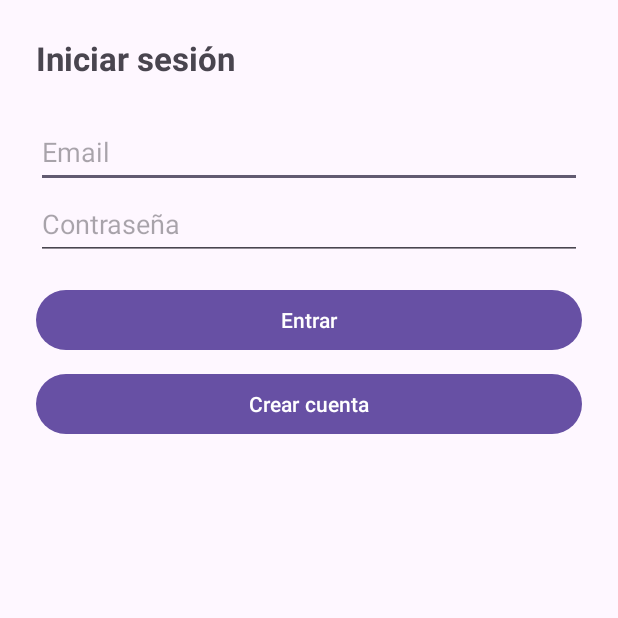
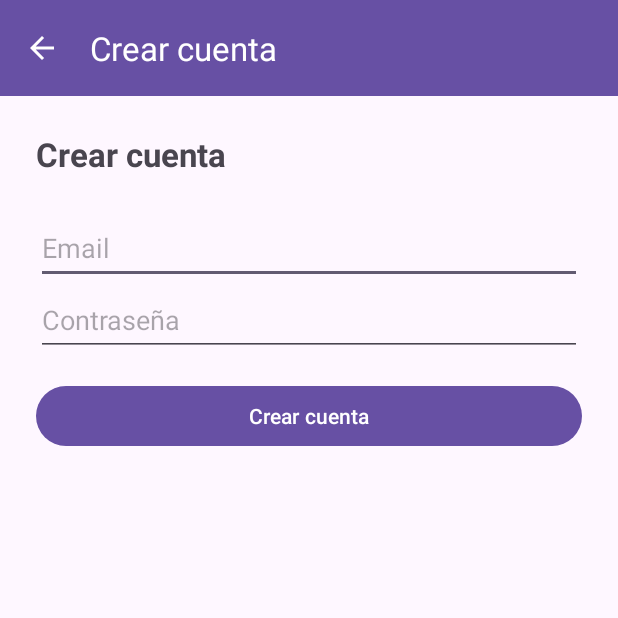
Before and after one commit to ironcharly/Agendify_Android, an Android app: the screen it shows after launch (LoginActivity before the commit, CrearCuentaActivity after it), after a tap on "Crear cuenta", on a phone screen of 412 x 824 dp, the top half of it. Run offline under Robolectric (Android 15) with nearby library versions, the phone set to English and light mode, and no system bars; our stand-ins replace Firebase (no records; nobody signed in at launch, a user with empty details on screens opened directly).

Commit message:
Se agrego pantalla para crear cuenta con Firebase Auth y corregimos logout

```diff
--- a/app/src/main/AndroidManifest.xml
+++ b/app/src/main/AndroidManifest.xml
@@ -29,6 +29,11 @@
             android:windowSoftInputMode="adjustResize" />
 
         <activity
+            android:name=".CrearCuentaActivity"
+            android:exported="false"
+            android:windowSoftInputMode="adjustResize" />
+
+        <activity
             android:name=".CrearTurnoActivity"
             android:exported="false"
             android:windowSoftInputMode="adjustResize" />
--- /dev/null
+++ b/app/src/main/java/com/example/agendify_android/CrearCuentaActivity.java
@@ -0,0 +1,98 @@
+package com.example.agendify_android;
+
+import android.content.Intent;
+import android.os.Bundle;
+import android.view.View;
+import android.widget.Button;
+import android.widget.EditText;
+import android.widget.ProgressBar;
+import android.widget.Toast;
+
+import androidx.appcompat.app.AppCompatActivity;
+
+import com.google.android.material.appbar.MaterialToolbar;
+import com.google.firebase.auth.FirebaseAuth;
+import com.google.firebase.auth.FirebaseAuthInvalidCredentialsException;
+import com.google.firebase.auth.FirebaseAuthUserCollisionException;
+import com.google.firebase.auth.FirebaseAuthWeakPasswordException;
+
+public class CrearCuentaActivity extends AppCompatActivity {
+
+    private EditText etEmail, etPassword;
+    private ProgressBar progressBar;
+    private Button btnCrearCuenta;
+    private FirebaseAuth auth;
+
+    @Override
+    protected void onCreate(Bundle savedInstanceState) {
+        super.onCreate(savedInstanceState);
+        setContentView(R.layout.activity_crear_cuenta);
+
+        MaterialToolbar toolbar = findViewById(R.id.toolbarRegistro);
+        setSupportActionBar(toolbar);
+        if (getSupportActionBar() != null) {
+            getSupportActionBar().setDisplayHomeAsUpEnabled(true);
+            getSupportActionBar().setTitle(R.string.titulo_crear_cuenta);
+        }
+        toolbar.setNavigationOnClickListener(v ->
+                getOnBackPressedDispatcher().onBackPressed());
+
+        auth = FirebaseAuth.getInstance();
+
+        etEmail = findViewById(R.id.etEmailRegistro);
+        etPassword = findViewById(R.id.etPasswordRegistro);
+        progressBar = findViewById(R.id.progressBarRegistro);
+        btnCrearCuenta = findViewById(R.id.btnCrearCuenta);
+
+        btnCrearCuenta.setOnClickListener(v -> registrar());
+    }
+
+    private void registrar() {
+        String email = etEmail.getText().toString().trim();
+        String pass = etPassword.getText().toString().trim();
+        if (email.isEmpty() || pass.isEmpty()) {
+            Toast.makeText(this, R.string.login_campos_vacios, Toast.LENGTH_SHORT).show();
+            return;
+        }
+        if (pass.length() < 6) {
+            Toast.makeText(this, R.string.error_datos_invalidos, Toast.LENGTH_SHORT).show();
+            return;
+        }
+        setLoading(true);
+        auth.createUserWithEmailAndPassword(email, pass)
+                .addOnCompleteListener(task -> {
+                    setLoading(false);
+                    if (task.isSuccessful()) {
+                        irAMain();
+                    } else {
+                        Toast.makeText(this, mensajeError(task.getException()), Toast.LENGTH_LONG).show();
+                    }
+                });
+    }
+
+    private String mensajeError(Exception exception) {
+        if (exception instanceof FirebaseAuthUserCollisionException) {
+            return getString(R.string.error_email_en_uso);
+        }
+        if (exception instanceof FirebaseAuthWeakPasswordException) {
+            return getString(R.string.error_password_debil);
+        }
+        if (exception instanceof FirebaseAuthInvalidCredentialsException) {
+            return getString(R.string.error_email_invalido);
+        }
+        if (exception != null && exception.getMessage() != null) {
+            return exception.getMessage();
+        }
+        return getString(R.string.error_registro);
+    }
+
+    private void setLoading(boolean loading) {
+        progressBar.setVisibility(loading ? View.VISIBLE : View.GONE);
+        btnCrearCuenta.setEnabled(!loading);
+    }
+
+    private void irAMain() {
+        startActivity(new Intent(this, MainActivity.class));
+        finish();
+    }
+}
--- a/app/src/main/java/com/example/agendify_android/LoginActivity.java
+++ b/app/src/main/java/com/example/agendify_android/LoginActivity.java
@@ -38,7 +38,7 @@ public class LoginActivity extends AppCompatActivity {
         btnRegistro = findViewById(R.id.btnRegistro);
 
         btnLogin.setOnClickListener(v -> login());
-        btnRegistro.setOnClickListener(v -> registrar());
+        btnRegistro.setOnClickListener(v -> irACrearCuenta());
     }
 
     private void login() {
@@ -60,33 +60,13 @@ public class LoginActivity extends AppCompatActivity {
                 });
     }
 
-    private void registrar() {
-        String email = etEmail.getText().toString().trim();
-        String pass = etPassword.getText().toString().trim();
-        if (email.isEmpty() || pass.isEmpty()) {
-            Toast.makeText(this, R.string.login_campos_vacios, Toast.LENGTH_SHORT).show();
-            return;
-        }
-        if (pass.length() < 6) {
-            Toast.makeText(this, R.string.error_datos_invalidos, Toast.LENGTH_SHORT).show();
-            return;
-        }
-        setLoading(true);
-        auth.createUserWithEmailAndPassword(email, pass)
-                .addOnCompleteListener(task -> {
-                    setLoading(false);
-                    if (task.isSuccessful()) {
-                        irAMain();
-                    } else {
-                        Toast.makeText(this, R.string.error_registro, Toast.LENGTH_LONG).show();
-                    }
-                });
-    }
-
     private void setLoading(boolean loading) {
         progressBar.setVisibility(loading ? View.VISIBLE : View.GONE);
         btnLogin.setEnabled(!loading);
-        btnRegistro.setEnabled(!loading);
+    }
+
+    private void irACrearCuenta() {
+        startActivity(new Intent(this, CrearCuentaActivity.class));
     }
 
     private void irAMain() {
--- a/app/src/main/java/com/example/agendify_android/MainActivity.java
+++ b/app/src/main/java/com/example/agendify_android/MainActivity.java
@@ -49,12 +49,12 @@ public class MainActivity extends AppCompatActivity {
     @Override
     protected void onCreate(Bundle savedInstanceState) {
         super.onCreate(savedInstanceState);
+        setContentView(R.layout.activity_main);
         findViewById(R.id.btnLogout).setOnClickListener(v -> {
             FirebaseAuth.getInstance().signOut();
             startActivity(new Intent(MainActivity.this, LoginActivity.class));
             finish();
         });
-        setContentView(R.layout.activity_main);
         setSupportActionBar(findViewById(R.id.toolbarPrincipal));
         setTitle(R.string.titulo_mis_turnos);
 
--- /dev/null
+++ b/app/src/main/res/layout/activity_crear_cuenta.xml
@@ -0,0 +1,66 @@
+<?xml version="1.0" encoding="utf-8"?>
+<LinearLayout xmlns:android="http://schemas.android.com/apk/res/android"
+    xmlns:app="http://schemas.android.com/apk/res-auto"
+    xmlns:tools="http://schemas.android.com/tools"
+    android:id="@+id/main"
+    android:layout_width="match_parent"
+    android:layout_height="match_parent"
+    android:orientation="vertical"
+    tools:context=".CrearCuentaActivity">
+
+    <com.google.android.material.appbar.MaterialToolbar
+        android:id="@+id/toolbarRegistro"
+        android:layout_width="match_parent"
+        android:layout_height="?attr/actionBarSize"
+        android:background="?attr/colorPrimary"
+        app:title="@string/titulo_crear_cuenta"
+        app:titleTextColor="@android:color/white"
+        app:navigationIconTint="@android:color/white" />
+
+    <LinearLayout
+        android:layout_width="match_parent"
+        android:layout_height="0dp"
+        android:layout_weight="1"
+        android:orientation="vertical"
+        android:padding="24dp"
+        android:gravity="center_horizontal">
+
+        <TextView
+            android:layout_width="match_parent"
+            android:layout_height="wrap_content"
+            android:text="@string/titulo_crear_cuenta"
+            android:textSize="22sp"
+            android:textStyle="bold"
+            android:layout_marginBottom="24dp" />
+
+        <EditText
+            android:id="@+id/etEmailRegistro"
+            android:layout_width="match_parent"
+            android:layout_height="wrap_content"
+            android:hint="@string/hint_email"
+            android:inputType="textEmailAddress"
+            android:minHeight="48dp" />
+
+        <EditText
+            android:id="@+id/etPasswordRegistro"
+            android:layout_width="match_parent"
+            android:layout_height="wrap_content"
+            android:hint="@string/hint_password"
+            android:inputType="textPassword"
+            android:minHeight="48dp" />
+
+        <Button
+            android:id="@+id/btnCrearCuenta"
+            android:layout_width="match_parent"
+            android:layout_height="wrap_content"
+            android:layout_marginTop="16dp"
+            android:text="@string/btn_crear_cuenta" />
+
+        <ProgressBar
+            android:id="@+id/progressBarRegistro"
+            android:layout_width="wrap_content"
+            android:layout_height="wrap_content"
+            android:layout_marginTop="16dp"
+            android:visibility="gone" />
+    </LinearLayout>
+</LinearLayout>
--- a/app/src/main/res/values/strings.xml
+++ b/app/src/main/res/values/strings.xml
@@ -34,7 +34,7 @@
     <string name="label_codigo">Código: %1$s</string>
     <string name="volver">Volver</string>
 
-//Login
+    <!-- Login -->
     <string name="titulo_login">Iniciar sesión</string>
     <string name="hint_email">Email</string>
     <string name="hint_password">Contraseña</string>
@@ -45,4 +45,11 @@
     <string name="error_registro">No se pudo crear la cuenta.</string>
     <string name="login_campos_vacios">Completá email y contraseña.</string>
 
+    <!-- Crear cuenta -->
+    <string name="titulo_crear_cuenta">Crear cuenta</string>
+    <string name="btn_crear_cuenta">Crear cuenta</string>
+    <string name="error_email_en_uso">Este email ya está registrado.</string>
+    <string name="error_password_debil">La contraseña es demasiado débil (mínimo 6 caracteres).</string>
+    <string name="error_email_invalido">El email no es válido.</string>
+
 </resources>
```
